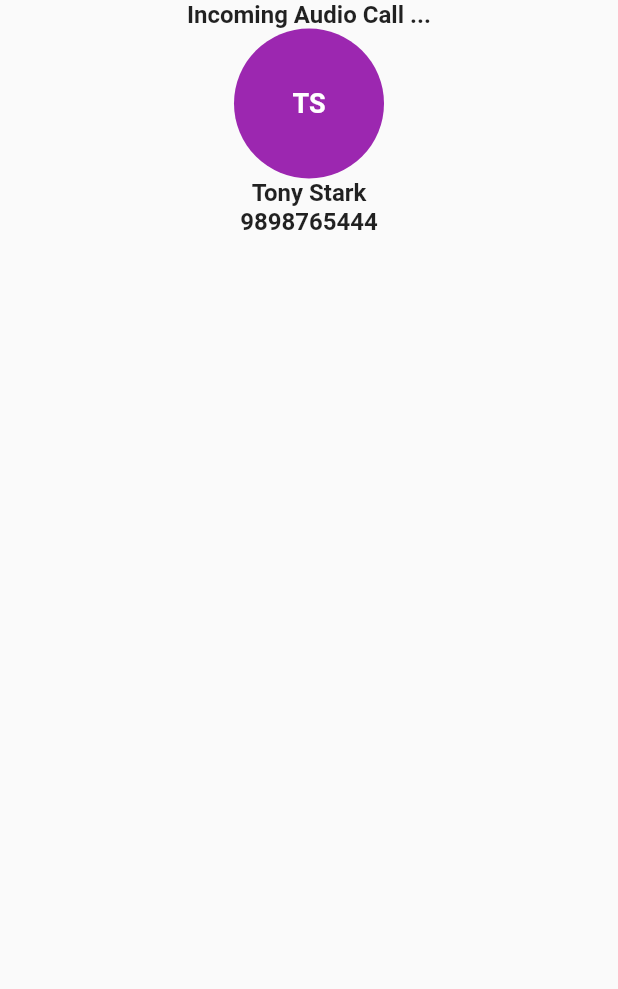
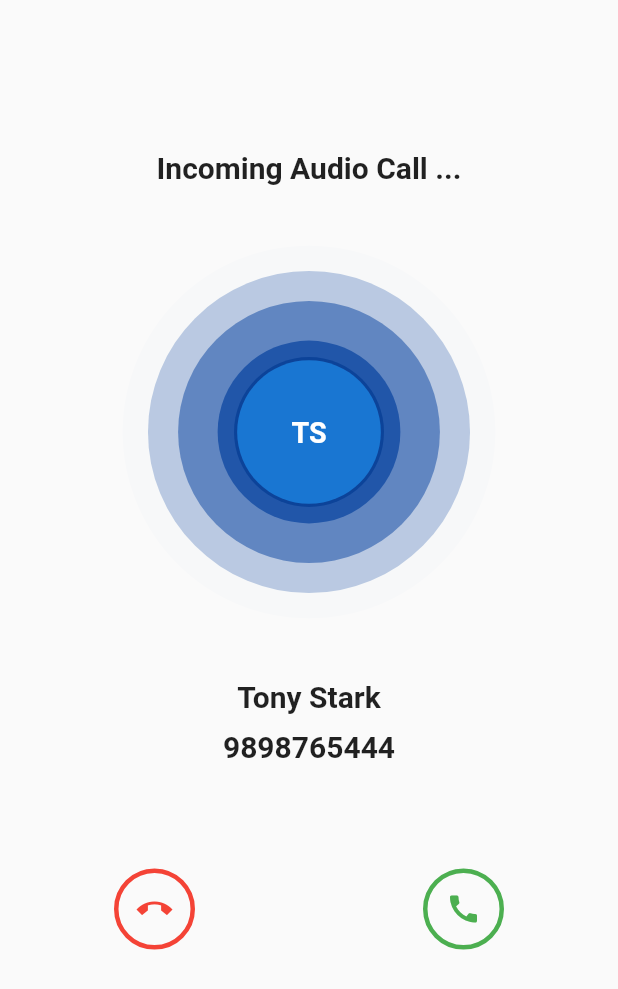
Before and after one commit to vrajbhatt27/Calling_UI, a Flutter app: the ExpertPickCall screen opened directly, on a phone screen of 412 x 824 dp. Shown: the top 989 px of the screen. Run offline on Flutter 3.47's test engine with Material 2 defaults, Android fonts, the light colour scheme and no system bars.

Commit message:
UI for userCall changed. ExpertPickCall UI updated.

```diff
--- /dev/null
+++ b/lib/circle_painter.dart
@@ -0,0 +1,32 @@
+import 'package:flutter/material.dart';
+import 'dart:math' as math show sin, pi, sqrt;
+import 'package:flutter/animation.dart';
+
+class CirclePainter extends CustomPainter {
+  CirclePainter(
+    this._animation, {
+    @required this.color,
+  }) : super(repaint: _animation);
+  final Color color;
+  final Animation<double> _animation;
+  void circle(Canvas canvas, Rect rect, double value) {
+    final double opacity = (1.0 - (value / 4.0)).clamp(0.0, 1.0);
+    final Color _color = color.withOpacity(opacity);
+    final double size = rect.width / 2;
+    final double area = size * size;
+    final double radius = math.sqrt(area * value / 4);
+    final Paint paint = Paint()..color = _color;
+    canvas.drawCircle(rect.center, radius, paint);
+  }
+
+  @override
+  void paint(Canvas canvas, Size size) {
+    final Rect rect = Rect.fromLTRB(0.0, 0.0, size.width, size.height);
+    for (int wave = 3; wave >= 0; wave--) {
+      circle(canvas, rect, wave + _animation.value);
+    }
+  }
+
+  @override
+  bool shouldRepaint(CirclePainter oldDelegate) => true;
+}
--- /dev/null
+++ b/lib/curve_wave.dart
@@ -0,0 +1,14 @@
+import 'package:flutter/material.dart';
+import 'dart:math' as math show sin, pi;
+import 'package:flutter/animation.dart';
+
+class CurveWave extends Curve {
+  const CurveWave();
+  @override
+  double transform(double t) {
+    if (t == 0 || t == 1) {
+      return 0.01;
+    }
+    return math.sin(t * math.pi);
+  }
+}
--- a/lib/expertPickCall.dart
+++ b/lib/expertPickCall.dart
@@ -1,55 +1,170 @@
 import 'package:flutter/material.dart';
+import 'package:flutter/animation.dart';
+import './circle_painter.dart';
+import './curve_wave.dart';
 
 class ExpertPickCall extends StatefulWidget {
   @override
   _ExpertPickCallState createState() => _ExpertPickCallState();
 }
 
-class _ExpertPickCallState extends State<ExpertPickCall> {
+class _ExpertPickCallState extends State<ExpertPickCall>
+    with TickerProviderStateMixin {
+  var size = 80.0;
+  var color = Colors.blue[900];
+  AnimationController _controller;
+
+  void initState() {
+    super.initState();
+    _controller = AnimationController(
+      duration: const Duration(milliseconds: 2000),
+      vsync: this,
+    )..repeat();
+  }
+
   @override
-  Widget build(BuildContext context) {
-    return Scaffold(
-      body: Center(
-        child: Column(
-          // mainAxisAlignment: MainAxisAlignment.spaceEvenly,
-          crossAxisAlignment: CrossAxisAlignment.center,
-          children: [
-            Text(
-              'Incoming Audio Call ...',
-              style: TextStyle(
-                fontSize: 16,
-                fontWeight: FontWeight.bold,
+  void dispose() {
+    _controller.dispose();
+    super.dispose();
+  }
+
+  Widget _button() {
+    return Center(
+      child: ClipRRect(
+        borderRadius: BorderRadius.circular(size),
+        child: DecoratedBox(
+          decoration: BoxDecoration(
+            gradient: RadialGradient(
+              colors: <Color>[color, Color.lerp(color, Colors.black, .05)],
             ),
           ),
-            CircleAvatar(
+          child: ScaleTransition(
+            scale: Tween(begin: 0.95, end: 1.0).animate(
+              CurvedAnimation(
+                parent: _controller,
+                curve: const CurveWave(),
+              ),
+            ),
+            child: CircleAvatar(
               radius: 50,
-              backgroundColor: Colors.purple,
               child: Text(
                 'TS',
                 style: TextStyle(
-                  fontSize: 18,
+                  fontSize: 20,
                   fontWeight: FontWeight.bold,
                   color: Colors.white,
                 ),
               ),
             ),
+          ),
+        ),
+      ),
+    );
+  }
+
+  @override
+  Widget build(BuildContext context) {
+    return Scaffold(
+      body: Stack(
+        children: [
+          // Container(
+          //   height: double.infinity,
+          //   width: double.infinity,
+          //   child: Opacity(
+          //       opacity: 0.5,
+          //       child: Image.asset(
+          //         "./assets/img.jpg",
+          //         fit: BoxFit.cover,
+          //       )),
+          // ),
+          Center(
+            child: Column(
+              // mainAxisAlignment: MainAxisAlignment.spaceEvenly,
+              crossAxisAlignment: CrossAxisAlignment.center,
+              children: [
+                SizedBox(
+                  height: 100,
+                ),
+                Text(
+                  'Incoming Audio Call ...',
+                  style: TextStyle(
+                    fontSize: 20,
+                    fontWeight: FontWeight.bold,
+                  ),
+                ),
+                SizedBox(
+                  height: 40,
+                ),
+                CustomPaint(
+                  painter: CirclePainter(
+                    _controller,
+                    color: color,
+                  ),
+                  child: SizedBox(
+                    width: size * 3.125,
+                    height: size * 3.125,
+                    child: _button(),
+                  ),
+                ),
+                SizedBox(
+                  height: 40,
+                ),
                 Text(
                   'Tony Stark',
                   style: TextStyle(
-                fontSize: 16,
+                    fontSize: 20,
                     fontWeight: FontWeight.bold,
                   ),
+                ),
+                SizedBox(
+                  height: 10,
                 ),
                 Text(
                   '9898765444',
                   style: TextStyle(
-                fontSize: 16,
+                    fontSize: 20,
                     fontWeight: FontWeight.bold,
+                  ),
+                ),
+                SizedBox(
+                  height: 70,
+                ),
+                Row(
+                  mainAxisAlignment: MainAxisAlignment.spaceAround,
+                  children: [
+                    Container(
+                      decoration: BoxDecoration(
+                        borderRadius: BorderRadius.all(
+                          Radius.circular(100),
+                        ),
+                        border: Border.all(color: Colors.red, width: 3),
+                      ),
+                      child: IconButton(
+                        icon: Icon(Icons.call_end_sharp),
+                        onPressed: () {},
+                        color: Colors.red,
+                      ),
+                    ),
+                    Container(
+                      decoration: BoxDecoration(
+                        borderRadius: BorderRadius.all(
+                          Radius.circular(100),
+                        ),
+                        border: Border.all(color: Colors.green, width: 3),
+                      ),
+                      child: IconButton(
+                        icon: Icon(Icons.call),
+                        onPressed: () {},
+                        color: Colors.green,
+                      ),
+                    ),
+                  ],
+                )
+              ],
             ),
           ),
         ],
       ),
-      ),
     );
   }
 }
--- a/lib/main.dart
+++ b/lib/main.dart
@@ -12,7 +12,7 @@ class MyApp extends StatelessWidget {
   @override
   Widget build(BuildContext context) {
     return MaterialApp(
-      home: UserCall(),
+      home: ExpertPickCall(),
       debugShowCheckedModeBanner: false,
     );
   }
--- a/lib/userCall.dart
+++ b/lib/userCall.dart
@@ -44,13 +44,24 @@ class _UserCallState extends State<UserCall> {
             Stack(
               alignment: Alignment.bottomCenter,
               children: [
-                ClipPath(
+                // ClipPath(
+                //   child: Image.asset(
+                //     "./assets/img.jpg",
+                //     fit: BoxFit.cover,
+                //     height: 600,
+                //   ),
+                //   clipper: BottomWaveClipper(),
+                // ),
+                ClipRRect(
                   child: Image.asset(
                     "./assets/img.jpg",
                     fit: BoxFit.cover,
-                    height: 600,
+                    height: 550,
                   ),
-                  clipper: BottomWaveClipper(),
+                  borderRadius: BorderRadius.only(
+                    bottomLeft: Radius.circular(30),
+                    bottomRight: Radius.circular(30),
+                  ),
                 ),
                 Positioned(
                   bottom: 70,
@@ -63,6 +74,9 @@ class _UserCallState extends State<UserCall> {
                 ),
               ],
             ),
+            SizedBox(
+              height: 20,
+            ),
             Row(
               mainAxisAlignment: MainAxisAlignment.spaceAround,
               children: [
@@ -72,7 +86,7 @@ class _UserCallState extends State<UserCall> {
                     borderRadius: BorderRadius.all(
                       Radius.circular(100),
                     ),
-                    border: Border.all(color: Colors.black, width: 2),
+                    border: Border.all(color: Colors.blueAccent, width: 3),
                   ),
                   child: IconButton(
                     icon: Icon(Icons.campaign),
@@ -85,7 +99,7 @@ class _UserCallState extends State<UserCall> {
                         }
                       });
                     },
-                    color: Colors.black,
+                    color: Colors.blueAccent,
                   ),
                 ),
                 Container(
@@ -93,7 +107,7 @@ class _UserCallState extends State<UserCall> {
                     borderRadius: BorderRadius.all(
                       Radius.circular(100),
                     ),
-                    border: Border.all(color: Colors.red, width: 2),
+                    border: Border.all(color: Colors.red, width: 3),
                   ),
                   child: IconButton(
                     icon: Icon(Icons.call_end_sharp),
@@ -107,7 +121,7 @@ class _UserCallState extends State<UserCall> {
                     borderRadius: BorderRadius.all(
                       Radius.circular(100),
                     ),
-                    border: Border.all(color: Colors.black, width: 2),
+                    border: Border.all(color: Colors.blueAccent, width: 3),
                   ),
                   child: IconButton(
                     icon: Icon(isMuted ? Icons.mic_off : Icons.mic),
@@ -120,7 +134,7 @@ class _UserCallState extends State<UserCall> {
                         }
                       });
                     },
-                    color: Colors.black,
+                    color: Colors.blueAccent,
                   ),
                 ),
               ],
```
Lines whose indentation alone changed are shown as unchanged.
